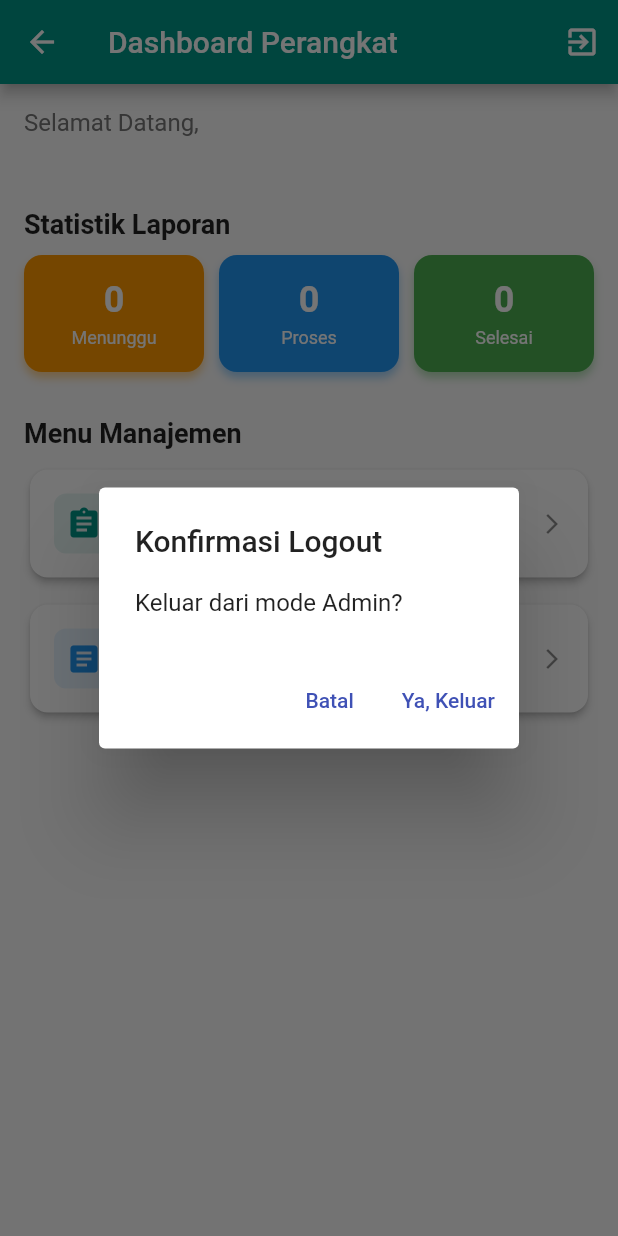
After one commit to revania29/mobileapp_laporbalongmojo, a Flutter app: the DashboardScreenPerangkat screen opened by its route, after a tap on the "exit to app" icon, on a phone screen of 412 x 824 dp. The commit adds this screen. Run offline on Flutter 3.47's test engine with Material 3 defaults, Android fonts, the phone set to English and light mode, and no system bars; our stand-ins replace flutter_secure_storage, image_picker, shared_preferences; accounts and stored records are empty.

Commit message:
Implementasi RBAC (Role Based Access Control) Login Logic

```diff
--- a/lapor_balongmojo/lib/main.dart
+++ b/lapor_balongmojo/lib/main.dart
@@ -8,6 +8,7 @@ import 'package:lapor_balongmojo/screens/masyarakat/home_screen_masyarakat.dart'
 import 'package:lapor_balongmojo/screens/masyarakat/form_laporan_screen.dart';
 import 'package:lapor_balongmojo/screens/masyarakat/riwayat_laporan_screen.dart';
 import 'package:lapor_balongmojo/screens/splash_screen.dart';
+import 'package:lapor_balongmojo/screens/perangkat/dashboard_screen_perangkat.dart';
 
 void main() {
   runApp(const MyApp());
@@ -42,12 +43,12 @@ class MyApp extends StatelessWidget {
 
         routes: {
           SplashScreen.routeName: (ctx) => const SplashScreen(),
-
           LoginScreen.routeName: (ctx) => const LoginScreen(),
           RegisterMasyarakatScreen.routeName: (ctx) => const RegisterMasyarakatScreen(),
           HomeScreenMasyarakat.routeName: (ctx) => const HomeScreenMasyarakat(),
           FormLaporanScreen.routeName: (ctx) => const FormLaporanScreen(),
           RiwayatLaporanScreen.routeName: (ctx) => const RiwayatLaporanScreen(),
+          DashboardScreenPerangkat.routeName: (ctx) => const DashboardScreenPerangkat(),
         },
       ),
     );
--- a/lapor_balongmojo/lib/providers/auth_provider.dart
+++ b/lapor_balongmojo/lib/providers/auth_provider.dart
@@ -18,6 +18,8 @@ class AuthProvider with ChangeNotifier {
   UserModel? get user => _user;
   bool get isLoggedIn => _status == AuthStatus.authenticated;
 
+  bool get isAdmin => _user?.role == 'perangkat';
+
   Future<bool> tryAutoLogin() async {
     final token = await _storageService.readToken();
     if (token == null) {
@@ -31,8 +33,9 @@ class AuthProvider with ChangeNotifier {
     final prefs = await SharedPreferences.getInstance();
     final role = prefs.getString('userRole') ?? 'masyarakat';
     final nama = prefs.getString('userName') ?? 'User';
+    final id = prefs.getInt('userId') ?? 0;
 
-    _user = UserModel(id: 0, nama: nama, email: '', role: role);
+    _user = UserModel(id: id, nama: nama, email: '', role: role);
 
     _status = AuthStatus.authenticated;
     notifyListeners();
@@ -49,8 +52,9 @@ class AuthProvider with ChangeNotifier {
       await _storageService.writeToken(_token!);
 
       final prefs = await SharedPreferences.getInstance();
-      await prefs.setString('userRole', _user!.role);
+      await prefs.setString('userRole', _user!.role); // Role disimpan disini
       await prefs.setString('userName', _user!.nama);
+      await prefs.setInt('userId', _user!.id);
 
       _status = AuthStatus.authenticated;
       notifyListeners();
--- a/lapor_balongmojo/lib/screens/auth/login_screen.dart
+++ b/lapor_balongmojo/lib/screens/auth/login_screen.dart
@@ -4,6 +4,8 @@ import 'package:lapor_balongmojo/providers/auth_provider.dart';
 import 'package:lapor_balongmojo/widgets/custom_textfield.dart';
 import 'package:lapor_balongmojo/widgets/primary_button.dart';
 import 'package:lapor_balongmojo/screens/auth/register_masyarakat_screen.dart';
+import 'package:lapor_balongmojo/screens/perangkat/dashboard_screen_perangkat.dart';
+import 'package:lapor_balongmojo/screens/masyarakat/home_screen_masyarakat.dart';
 
 class LoginScreen extends StatefulWidget {
   static const routeName = '/login';
@@ -19,20 +21,34 @@ class _LoginScreenState extends State<LoginScreen> {
   final _passwordController = TextEditingController();
   bool _isLoading = false;
 
-  Future<void> _submit() async {
+    Future<void> _submit() async {
     if (!_formKey.currentState!.validate()) return;
 
     setState(() => _isLoading = true);
 
     try {
+      // 1. Proses Login ke API
       await Provider.of<AuthProvider>(context, listen: false)
           .login(_emailController.text, _passwordController.text);
 
       if (!mounted) return;
-      // Sementara ke halaman kosong dulu (Home belum dibuat)
+
+      // 2. Cek Role User
+      final authProvider = Provider.of<AuthProvider>(context, listen: false);
+
       ScaffoldMessenger.of(context).showSnackBar(
         const SnackBar(content: Text('Login Berhasil!')),
       );
+
+      // 3. Arahkan sesuai Role (LOGIC RBAC)
+      if (authProvider.isAdmin) {
+        // Jika Perangkat -> Ke Dashboard Admin
+        Navigator.of(context).pushReplacementNamed(DashboardScreenPerangkat.routeName);
+      } else {
+        // Jika Warga -> Ke Home Masyarakat
+        Navigator.of(context).pushReplacementNamed(HomeScreenMasyarakat.routeName);
+      }
+
     } catch (e) {
       if (!mounted) return;
       ScaffoldMessenger.of(context).showSnackBar(
--- /dev/null
+++ b/lapor_balongmojo/lib/screens/perangkat/dashboard_screen_perangkat.dart
@@ -0,0 +1,168 @@
+import 'packagea:flutter/material.dart';
+import 'package:provider/provider.dart';
+import 'package:lapor_balongmojo/providers/auth_provider.dart';
+import 'package:lapor_balongmojo/screens/auth/login_screen.dart';
+
+class DashboardScreenPerangkat extends StatelessWidget {
+  static const routeName = '/dashboard-perangkat';
+  const DashboardScreenPerangkat({super.key});
+
+  @override
+  Widget build(BuildContext context) {
+    final user = Provider.of<AuthProvider>(context).user;
+
+    return Scaffold(
+      appBar: AppBar(
+        title: const Text('Dashboard Perangkat'),
+        backgroundColor: Colors.teal, // Warna pembeda untuk Admin
+        actions: [
+          IconButton(
+            icon: const Icon(Icons.exit_to_app),
+            onPressed: () {
+              // Dialog Logout (Sama seperti warga)
+              showDialog(
+                context: context,
+                builder: (ctx) => AlertDialog(
+                  title: const Text('Konfirmasi Logout'),
+                  content: const Text('Keluar dari mode Admin?'),
+                  actions: [
+                    TextButton(onPressed: () => Navigator.of(ctx).pop(), child: const Text('Batal')),
+                    TextButton(
+                      onPressed: () async {
+                        Navigator.of(ctx).pop();
+                        await Provider.of<AuthProvider>(context, listen: false).logout();
+                        if (!context.mounted) return;
+                        Navigator.of(context).pushNamedAndRemoveUntil(
+                          LoginScreen.routeName,
+                          (route) => false
+                        );
+                      },
+                      child: const Text('Ya, Keluar'),
+                    ),
+                  ],
+                ),
+              );
+            },
+          ),
+        ],
+      ),
+      body: SingleChildScrollView(
+        padding: const EdgeInsets.all(16),
+        child: Column(
+          crossAxisAlignment: CrossAxisAlignment.start,
+          children: [
+            // 1. Header Sapaan
+            Text(
+              'Selamat Datang,',
+              style: TextStyle(fontSize: 16, color: Colors.grey[600]),
+            ),
+            Text(
+              user?.nama ?? 'Admin Desa',
+              style: const TextStyle(fontSize: 24, fontWeight: FontWeight.bold),
+            ),
+            const SizedBox(height: 20),
+
+            // 2. Statistik Ringkas (Dummy Data dulu untuk Desain)
+            const Text("Statistik Laporan", style: TextStyle(fontWeight: FontWeight.bold, fontSize: 18)),
+            const SizedBox(height: 10),
+            Row(
+              children: const [
+                Expanded(child: _StatCard(title: 'Menunggu', count: '0', color: Colors.orange)),
+                SizedBox(width: 10),
+                Expanded(child: _StatCard(title: 'Proses', count: '0', color: Colors.blue)),
+                SizedBox(width: 10),
+                Expanded(child: _StatCard(title: 'Selesai', count: '0', color: Colors.green)),
+              ],
+            ),
+
+            const SizedBox(height: 30),
+
+            // 3. Menu Manajemen
+            const Text("Menu Manajemen", style: TextStyle(fontWeight: FontWeight.bold, fontSize: 18)),
+            const SizedBox(height: 10),
+
+            // Menu Kelola Laporan
+            Card(
+              elevation: 2,
+              shape: RoundedRectangleBorder(borderRadius: BorderRadius.circular(12)),
+              child: ListTile(
+                leading: Container(
+                  padding: const EdgeInsets.all(8),
+                  decoration: BoxDecoration(color: Colors.teal.withOpacity(0.1), borderRadius: BorderRadius.circular(8)),
+                  child: const Icon(Icons.assignment, color: Colors.teal),
+                ),
+                title: const Text('Kelola Laporan Warga'),
+                subtitle: const Text('Lihat dan update status laporan'),
+                trailing: const Icon(Icons.arrow_forward_ios, size: 16),
+                onTap: () {
+                  // Nanti di hari berikutnya kita arahkan ke DetailLaporanScreen
+                  ScaffoldMessenger.of(context).showSnackBar(
+                    const SnackBar(content: Text('Fitur ini akan dibuat di Hari 13-14')),
+                  );
+                },
+              ),
+            ),
+
+            const SizedBox(height: 10),
+
+            // Menu Kelola Berita
+            Card(
+              elevation: 2,
+              shape: RoundedRectangleBorder(borderRadius: BorderRadius.circular(12)),
+              child: ListTile(
+                leading: Container(
+                  padding: const EdgeInsets.all(8),
+                  decoration: BoxDecoration(color: Colors.blue.withOpacity(0.1), borderRadius: BorderRadius.circular(8)),
+                  child: const Icon(Icons.article, color: Colors.blue),
+                ),
+                title: const Text('Publikasi Berita'),
+                subtitle: const Text('Buat pengumuman atau berita desa'),
+                trailing: const Icon(Icons.arrow_forward_ios, size: 16),
+                onTap: () {
+                  // Nanti di hari berikutnya kita arahkan ke FormBerita
+                  ScaffoldMessenger.of(context).showSnackBar(
+                    const SnackBar(content: Text('Fitur ini akan dibuat di Hari 16-17')),
+                  );
+                },
+              ),
+            ),
+          ],
+        ),
+      ),
+    );
+  }
+}
+
+// Widget Kecil untuk Kartu Statistik
+class _StatCard extends StatelessWidget {
+  final String title;
+  final String count;
+  final Color color;
+
+  const _StatCard({required this.title, required this.count, required this.color});
+
+  @override
+  Widget build(BuildContext context) {
+    return Container(
+      padding: const EdgeInsets.all(16),
+      decoration: BoxDecoration(
+        color: color,
+        borderRadius: BorderRadius.circular(12),
+        boxShadow: [
+          BoxShadow(
+            color: color.withOpacity(0.4),
+            blurRadius: 4,
+            offset: const Offset(0, 4),
+          ),
+        ],
+      ),
+      child: Column(
+        children: [
+          Text(count, style: const TextStyle(color: Colors.white, fontSize: 24, fontWeight: FontWeight.bold)),
+          const SizedBox(height: 4),
+          Text(title, style: const TextStyle(color: Colors.white, fontSize: 12)),
+        ],
+      ),
+    );
+  }
+}
--- a/lapor_balongmojo/lib/screens/splash_screen.dart
+++ b/lapor_balongmojo/lib/screens/splash_screen.dart
@@ -3,6 +3,7 @@ import 'package:provider/provider.dart';
 import 'package:lapor_balongmojo/providers/auth_provider.dart';
 import 'package:lapor_balongmojo/screens/auth/login_screen.dart';
 import 'package:lapor_balongmojo/screens/masyarakat/home_screen_masyarakat.dart';
+import 'package:lapor_balongmojo/screens/perangkat/dashboard_screen_perangkat.dart';
 
 class SplashScreen extends StatefulWidget {
   static const routeName = '/'; // Route awal (root)
@@ -25,12 +26,18 @@ class _SplashScreenState extends State<SplashScreen> {
 
     if (!mounted) return;
 
-    final isLogged = await Provider.of<AuthProvider>(context, listen: false).tryAutoLogin();
+    final authProvider = Provider.of<AuthProvider>(context, listen: false);
+    final isLogged = await authProvider.tryAutoLogin();
 
     if (!mounted) return;
 
     if (isLogged) {
-      Navigator.of(context).pushReplacementNamed(HomeScreenMasyarakat.routeName);
+      // Cek Role untuk Auto Login
+      if (authProvider.isAdmin) {
+        Navigator.of(context).pushReplacementNamed(DashboardScreenPerangkat.routeName);
+      } else {
+        Navigator.of(context).pushReplacementNamed(HomeScreenMasyarakat.routeName);
+      }
     } else {
       Navigator.of(context).pushReplacementNamed(LoginScreen.routeName);
     }
```
Also changed, not shown: 1 other file.
